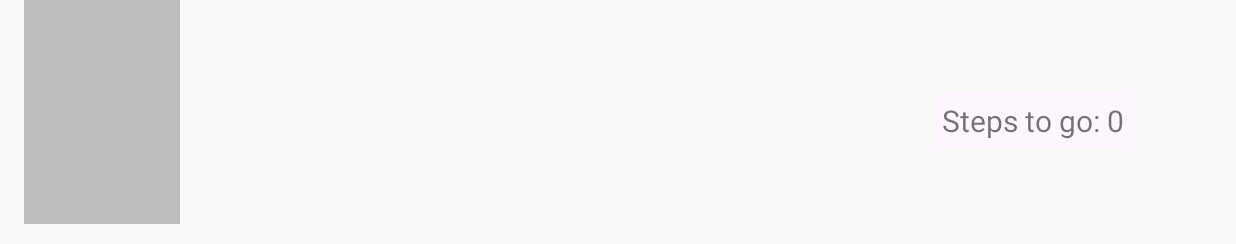
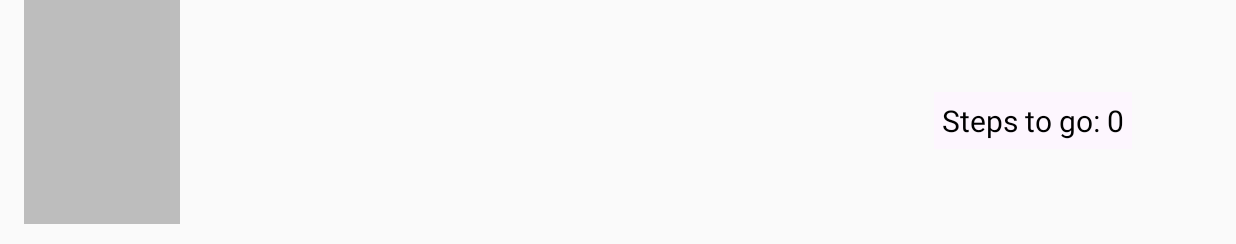
Before and after one commit to ZsomborHajzer/AppDev, an Android app built with Jetpack Compose: the BoardView screen opened directly, with no data from a screen before it, on a phone screen of 824 x 412 dp (held sideways). Shown: the part 371-615 px from the top of the screen. Run offline under Robolectric (Android 15) with nearby library versions, the phone set to English and light mode, and no system bars; 1 statement that could not run was skipped.

Commit message:
minor color change for button

```diff
--- a/app/src/main/res/layout/game_board_activity.xml
+++ b/app/src/main/res/layout/game_board_activity.xml
@@ -23,6 +23,7 @@
         android:outlineProvider="none"
         android:padding="5dp"
         android:text="Steps to go: 0"
+        android:textColor="#000000"
         android:textSize="20sp"
         android:translationZ="45dp"
         app:layout_constraintBottom_toBottomOf="@+id/gameBoardFrame"
```
